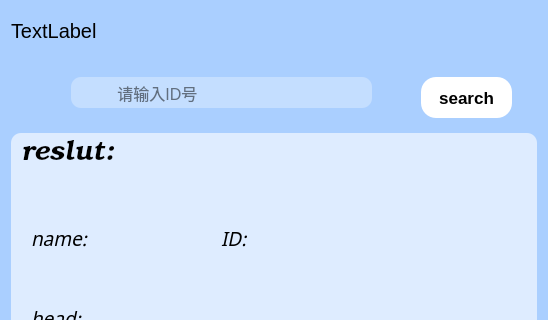
Above: chat_Client/midw/findfriendwnd.ui from heluxi/Chat before the change; both pictures show x 0 to 548 and y 0 to 320 of the 548 by 471 pixel window. Below: the same form after it.
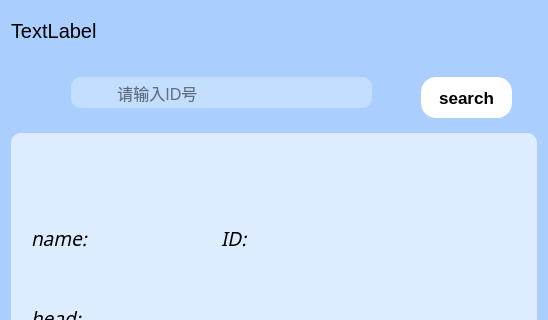
That is the form after the change. Icons and pictures are not drawn.

Commit message: 添加好友界面bug的修改

What changed in the file:
```diff
--- a/chat_Client/midw/findfriendwnd.ui
+++ b/chat_Client/midw/findfriendwnd.ui
@@ -114,7 +114,7 @@
        <string notr="true">background-color: rgba(255, 255, 255, 0);</string>
       </property>
       <property name="text">
-       <string>reslut:</string>
+       <string/>
       </property>
      </widget>
      <widget class="QLabel" name="nameLabel">
```
The commit also changes 1 other file.
